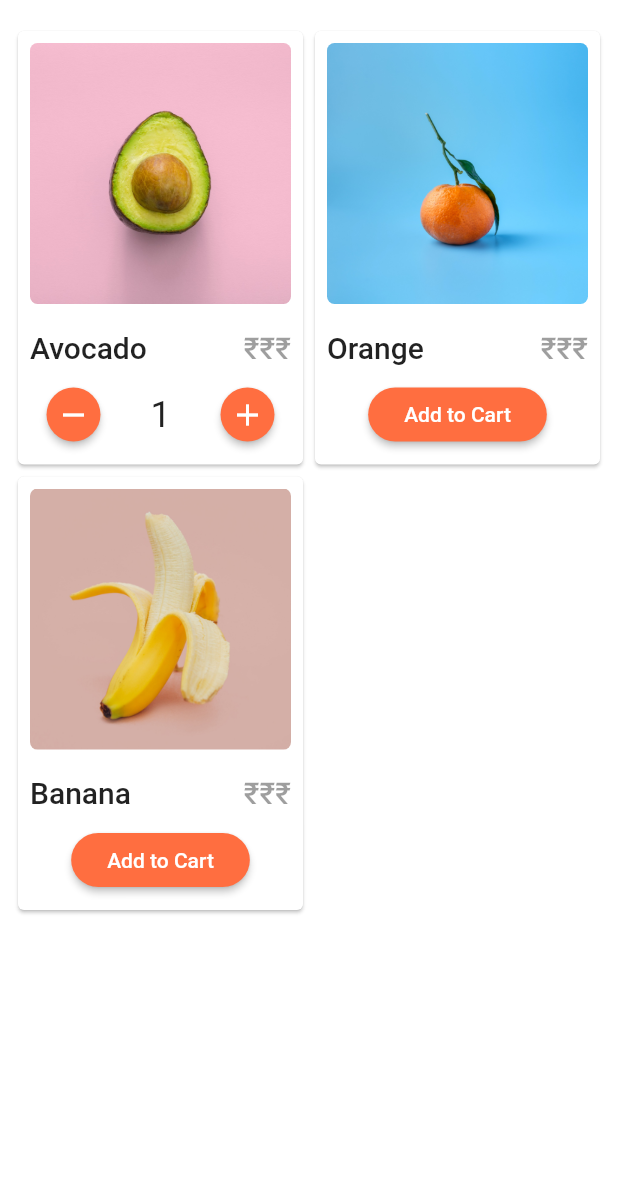
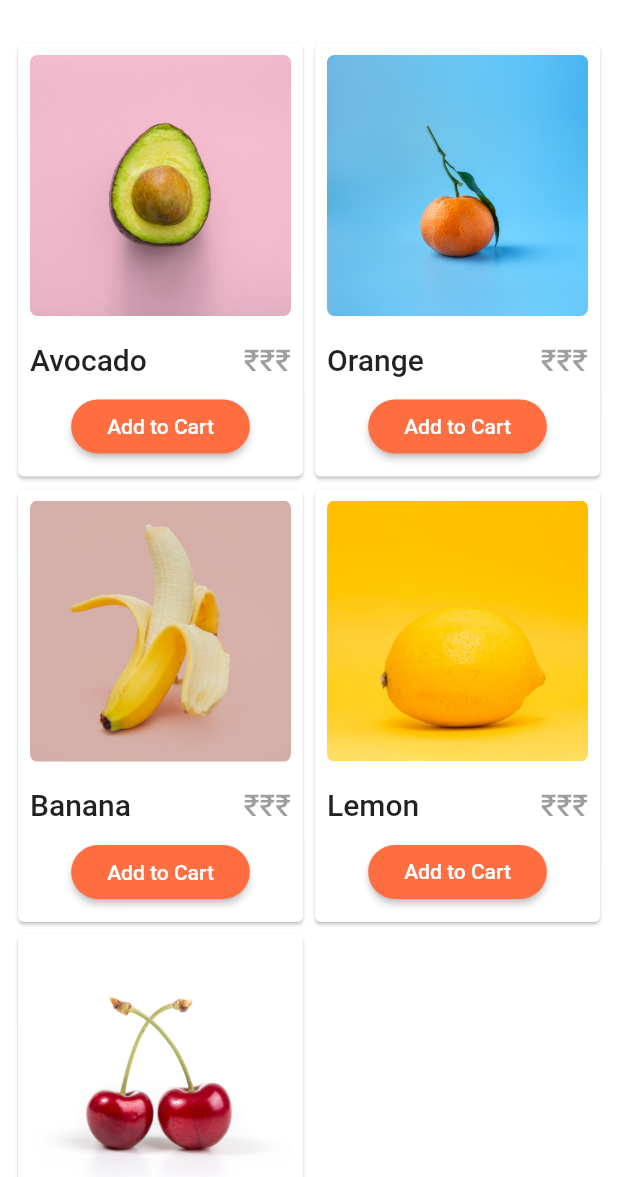
Before and after one commit to SirusCodes/Online-Grocery, a Flutter app: the screen it shows after launch, after a tap on "Add to Cart", on a phone screen of 412 x 824 dp, the part 59-1236 px from its top. Run offline on Flutter 3.47's test engine with Material 2 defaults, Android fonts, the light colour scheme and no system bars; our stand-ins replace shared_preferences; statements that could not run were skipped.

Commit message:
adding veg assests and using Productmodel

```diff
--- /dev/null
+++ b/lib/models/product_model.dart
@@ -0,0 +1,9 @@
+import 'package:flutter/material.dart';
+
+class ProductModel {
+  String name;
+  int count;
+  Image image;
+
+  ProductModel(this.name, this.count, this.image);
+}
--- a/lib/provider/cart_provider.dart
+++ b/lib/provider/cart_provider.dart
@@ -1,29 +1,37 @@
 import 'package:flutter/foundation.dart';
+import 'package:flutter/material.dart';
+import 'package:online_grocery/models/product_model.dart';
 
 class CartProvider extends ChangeNotifier {
-  static Map<String, int> _cart = {};
+  static List<ProductModel> _cart = [];
 
-  Map<String, int> get getCart => _cart;
+  List<ProductModel> get getCart => _cart;
 
-  void incrementItem(String item) {
-    if (_cart.containsKey(item))
-      _cart[item]++;
+  void incrementItem(String item, Image image) {
+    int i = _cart.indexWhere((element) => element.name == item);
+    if (i == -1)
+      _cart.add(ProductModel(item, 1, image));
     else
-      _cart[item] = 1;
+      _cart[i].count++;
 
     notifyListeners();
   }
 
   void decrementItem(String item) {
-    if (_cart[item] - 1 == 0)
-      _cart.remove(item);
-    else
-      _cart[item]--;
+    ProductModel _model = _cart.firstWhere((element) => element.name == item);
+
+    _model.count--;
+    if (_model.count == 0) _cart.remove(_model);
 
     notifyListeners();
   }
 
   int getItemCount(String item) {
-    return _cart[item] ?? 0;
+    ProductModel _model = _cart.firstWhere(
+      (element) => element.name == item,
+      orElse: () => ProductModel(null, null, null), // return null object
+    );
+
+    return _model.count ?? 0;
   }
 }
--- a/lib/screens/main_screen.dart
+++ b/lib/screens/main_screen.dart
@@ -43,26 +43,32 @@
           ],
         ),
       ),
-      body: Padding(
-        padding: const EdgeInsets.symmetric(horizontal: 8.0),
-        child: GridView.count(
+      body: GridView.count(
+        padding: const EdgeInsets.all(8.0),
         crossAxisCount: 2,
         childAspectRatio: 6 / 9,
         children: <Widget>[
           Product(
-              imageAsset: "assets/images/avocado.jpg",
+            imageAsset: "assets/images/fruits/avocado.jpg",
             title: "Avocado",
           ),
           Product(
-              imageAsset: "assets/images/orange.jpg",
+            imageAsset: "assets/images/fruits/orange.jpg",
             title: "Orange",
           ),
           Product(
-              imageAsset: "assets/images/banana.jpg",
+            imageAsset: "assets/images/fruits/banana.jpg",
             title: "Banana",
           ),
+          Product(
+            imageAsset: "assets/images/fruits/lemon.jpg",
+            title: "Lemon",
+          ),
+          Product(
+            imageAsset: "assets/images/fruits/cherry.jpg",
+            title: "Cherry",
+          ),
         ],
-        ),
       ),
     );
   }
--- a/lib/screens/product_details.dart
+++ b/lib/screens/product_details.dart
@@ -42,7 +42,10 @@
             ),
           ),
           Divider(),
-          AddToCardButton(title: title),
+          AddToCardButton(
+            title: title,
+            image: image,
+          ),
           SizedBox(height: 15),
           Text(
             "Details:",
--- a/lib/widgets/add_to_cart_button.dart
+++ b/lib/widgets/add_to_cart_button.dart
@@ -3,9 +3,11 @@
 import 'package:provider/provider.dart';
 
 class AddToCardButton extends StatelessWidget {
-  AddToCardButton({Key key, @required this.title}) : super(key: key);
+  AddToCardButton({Key key, @required this.title, @required this.image})
+      : super(key: key);
 
-  final title;
+  final String title;
+  final Image image;
 
   @override
   Widget build(BuildContext context) {
@@ -15,7 +17,7 @@
             shape: RoundedRectangleBorder(
               borderRadius: BorderRadius.circular(30),
             ),
-            onPressed: () => _countProvider.incrementItem(title),
+            onPressed: () => _countProvider.incrementItem(title, image),
             child: Text("Add to Cart"),
           )
         : Row(
@@ -38,7 +40,7 @@
                 child: RaisedButton(
                   padding: const EdgeInsets.all(1),
                   shape: CircleBorder(),
-                  onPressed: () => _countProvider.incrementItem(title),
+                  onPressed: () => _countProvider.incrementItem(title, image),
                   child: Icon(Icons.add),
                 ),
               )
--- a/lib/widgets/product.dart
+++ b/lib/widgets/product.dart
@@ -16,7 +16,10 @@
   @override
   void initState() {
     super.initState();
-    image = Image.asset(widget.imageAsset);
+    image = Image.asset(
+      widget.imageAsset,
+      fit: BoxFit.scaleDown,
+    );
   }
 
   @override
@@ -57,7 +60,10 @@
                   mainAxisAlignment: MainAxisAlignment.spaceEvenly,
                   children: <Widget>[
                     buildTitle(context, widget.title),
-                    AddToCardButton(title: widget.title),
+                    AddToCardButton(
+                      title: widget.title,
+                      image: image,
+                    ),
                   ],
                 ),
               ),
--- a/pubspec.yaml
+++ b/pubspec.yaml
@@ -48,7 +48,8 @@
 
   # To add assets to your application, add an assets section, like this:
   assets:
-    - assets/images/
+    - assets/images/fruits/
+    # - assets/images/vegetables/
   #   - images/a_dot_burr.jpeg
   #   - images/a_dot_ham.jpeg
 
```
Also changed, not shown: assets/images/fruits/avocado.jpg (renamed from assets/images/avocado.jpg), assets/images/fruits/banana.jpg (renamed from assets/images/banana.jpg), assets/images/fruits/cherry.jpg (renamed from assets/images/cherry.jpg), assets/images/fruits/lemon.jpg (added), assets/images/fruits/orange.jpg (renamed from assets/images/orange.jpg), assets/images/pineapple.jpg (deleted), assets/images/vegetables/beetroot.jpg (added), assets/images/vegetables/broccoli.jpg (added), assets/images/vegetables/egg plant.jpg (added), assets/images/vegetables/onion.jpg (added), assets/images/vegetables/potato.jpg (added). Lines whose indentation alone changed are shown as unchanged.
